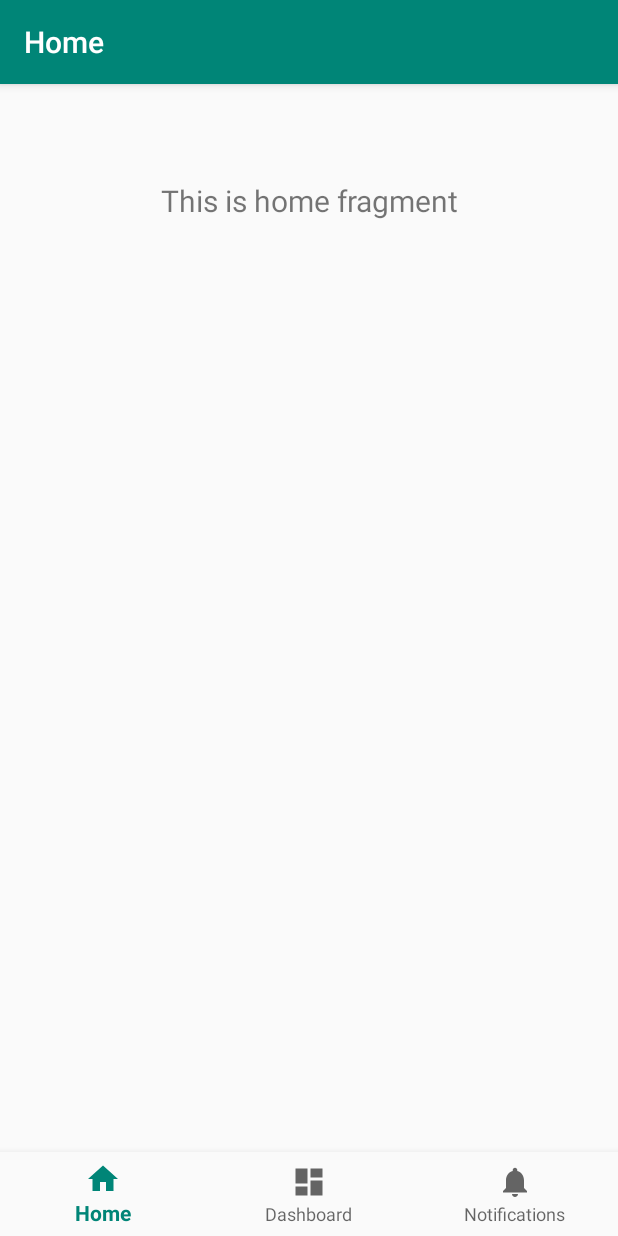
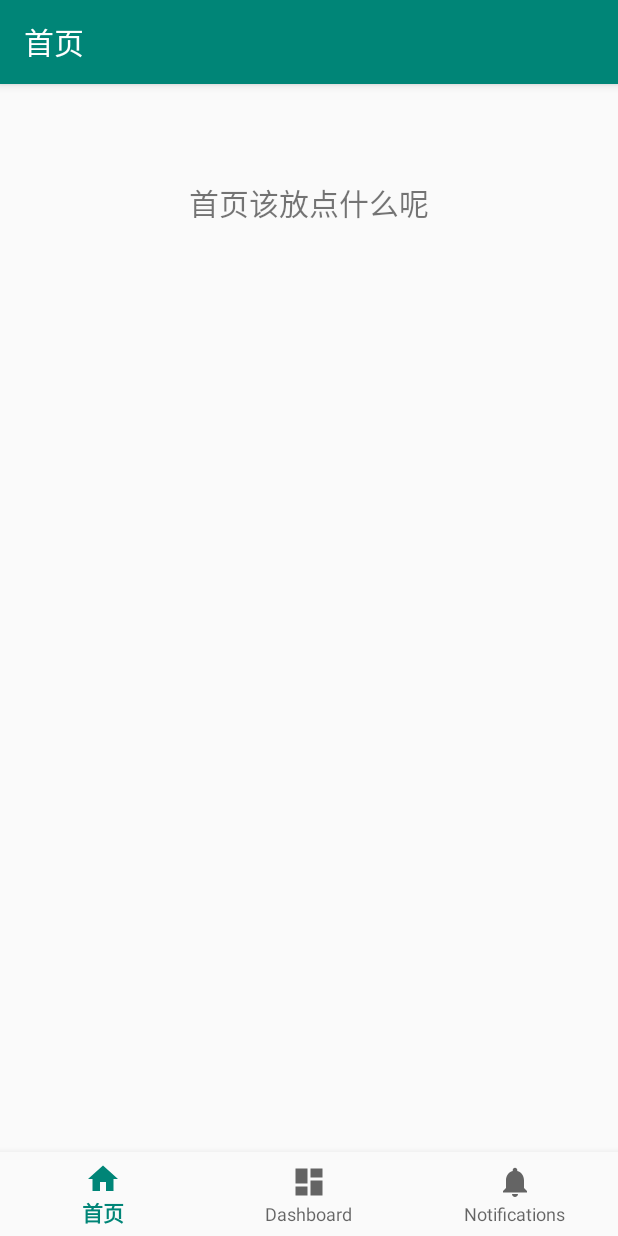
Before and after one commit to weiryang/IETLS_WordReading, an Android app: the screen it shows after launch (MainActivity), on a phone screen of 412 x 824 dp. Run offline under Robolectric (Android 15) with nearby library versions, the phone set to English and light mode, and no system bars; our stand-ins replace navigation-ui.

Commit message:
first commit

```diff
--- a/code/DiffWords/app/src/main/java/com/example/diffwords/ui/home/HomeViewModel.java
+++ b/code/DiffWords/app/src/main/java/com/example/diffwords/ui/home/HomeViewModel.java
@@ -10,7 +10,7 @@ public class HomeViewModel extends ViewModel {
 
     public HomeViewModel() {
         mText = new MutableLiveData<>();
-        mText.setValue("This is home fragment");
+        mText.setValue("首页该放点什么呢");
     }
 
     public LiveData<String> getText() {
--- a/code/DiffWords/app/src/main/res/values/strings.xml
+++ b/code/DiffWords/app/src/main/res/values/strings.xml
@@ -1,6 +1,6 @@
 <resources>
-    <string name="app_name">DiffWords</string>
-    <string name="title_home">Home</string>
+    <string name="app_name">不一样的背单词</string>
+    <string name="title_home">首页</string>
     <string name="title_dashboard">Dashboard</string>
     <string name="title_notifications">Notifications</string>
 </resources>
```
